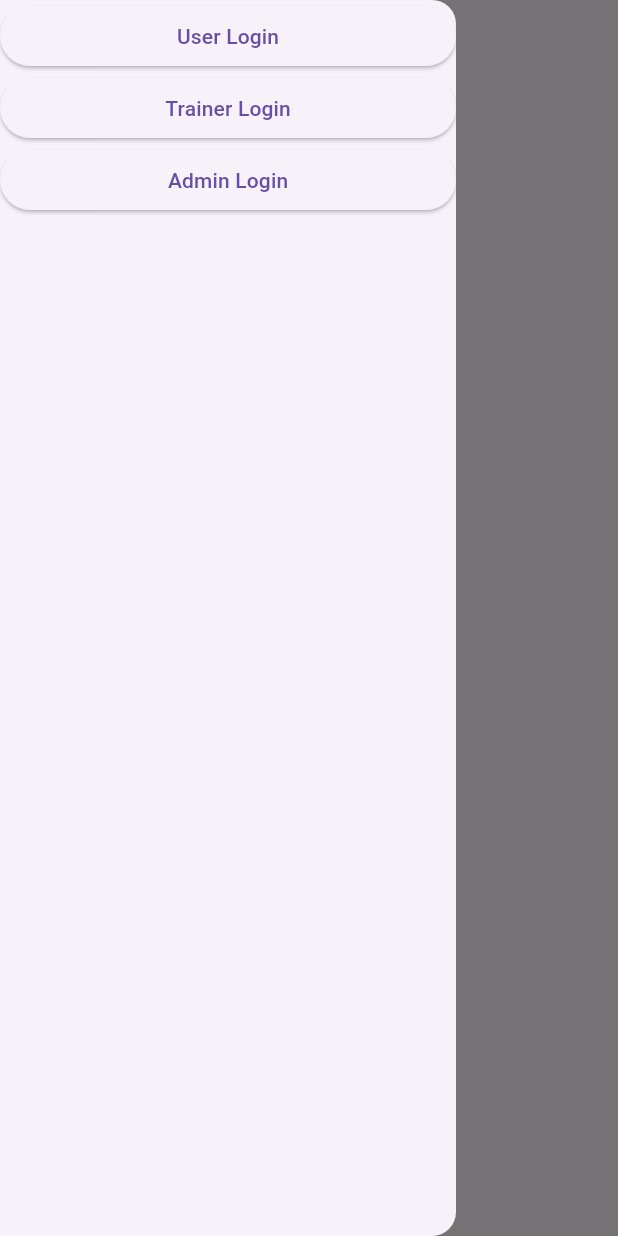
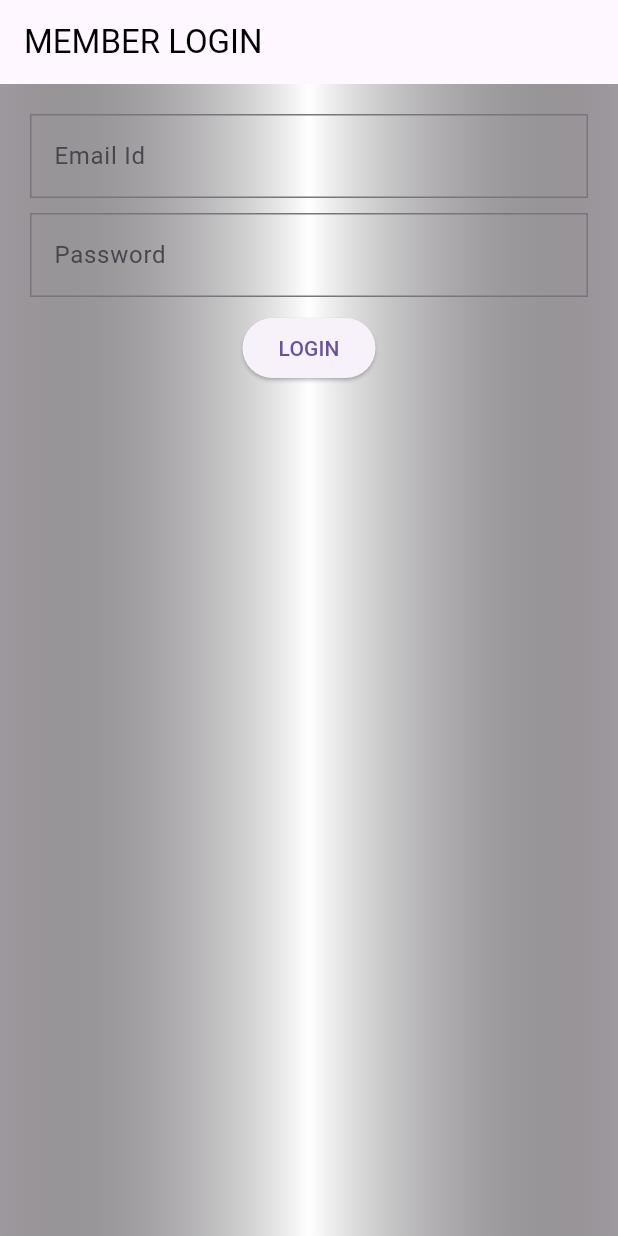
Before and after one commit to jeff1999git/FitGymFrontend, a Flutter app: the screen it shows after launch, in the side drawer, after a tap on "User Login", on a phone screen of 412 x 824 dp. Run offline on Flutter 3.47's test engine with Material 3 defaults, Android fonts, the light colour scheme and no system bars.

Commit message:
member login till button

```diff
--- a/lib/pages/FirstPage.dart
+++ b/lib/pages/FirstPage.dart
@@ -1,3 +1,4 @@
+import 'package:fitgym/pages/memberlogin.dart';
 import 'package:flutter/material.dart';
 
 class FirstPage extends StatefulWidget {
@@ -18,7 +19,10 @@ class _FirstPageState extends State<FirstPage> {
 
         child: ListView(
           children: [
-            ElevatedButton(onPressed: (){}, child: Text("User Login")),
+            ElevatedButton(onPressed: (){
+              Navigator.push(context, MaterialPageRoute(builder:
+              (context)=>MemberLogin()));
+            }, child: Text("User Login")),
             ElevatedButton(onPressed: (){}, child: Text("Trainer Login")),
             ElevatedButton(onPressed: (){}, child: Text("Admin Login"))
           ],
--- /dev/null
+++ b/lib/pages/memberlogin.dart
@@ -0,0 +1,53 @@
+import 'package:flutter/material.dart';
+class MemberLogin extends StatelessWidget {
+  const MemberLogin({super.key});
+
+  @override
+  Widget build(BuildContext context) {
+    return MaterialApp(
+      home: Scaffold(
+        appBar: AppBar(
+          title: Text("MEMBER LOGIN",style: TextStyle(color: Colors.black),),
+        ),
+        body: Container(
+          width: double.infinity,
+          decoration: BoxDecoration(
+              gradient: LinearGradient(
+                  colors: [
+                    Colors.black38,
+                    Colors.white,
+                    Colors.black38
+                  ]
+              )
+          ),
+          padding: EdgeInsets.all(20),
+          child: Column(
+            children: [
+              TextField(
+                decoration: InputDecoration(
+                  labelText: "Email Id",
+                  hintText: "Email Id",
+                  border: OutlineInputBorder(
+                    borderRadius: BorderRadius.zero
+                  )
+                ),
+              ),
+              SizedBox(height: 10,),
+              TextField(
+                decoration: InputDecoration(
+                  labelText: "Password",
+                  hintText: "Password",
+                  border: OutlineInputBorder(
+                    borderRadius: BorderRadius.zero
+                  )
+                ),
+              ),
+              SizedBox(height: 10,),
+              ElevatedButton(onPressed: (){}, child: Text("LOGIN"))
+            ],
+          ),
+        ),
+      ),
+    );
+  }
+}
--- a/pubspec.yaml
+++ b/pubspec.yaml
@@ -35,6 +35,7 @@ dependencies:
   # The following adds the Cupertino Icons font to your application.
   # Use with the CupertinoIcons class for iOS style icons.
   cupertino_icons: ^1.0.2
+  http: ^1.2.1
 
 dev_dependencies:
   flutter_test:
```
Also changed, not shown: pubspec.lock.
